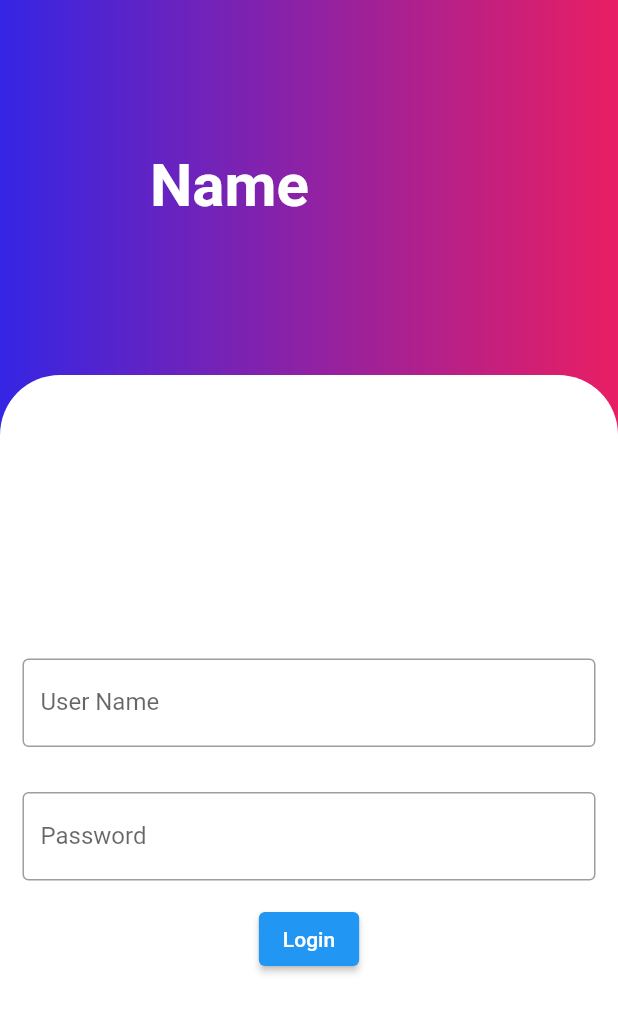
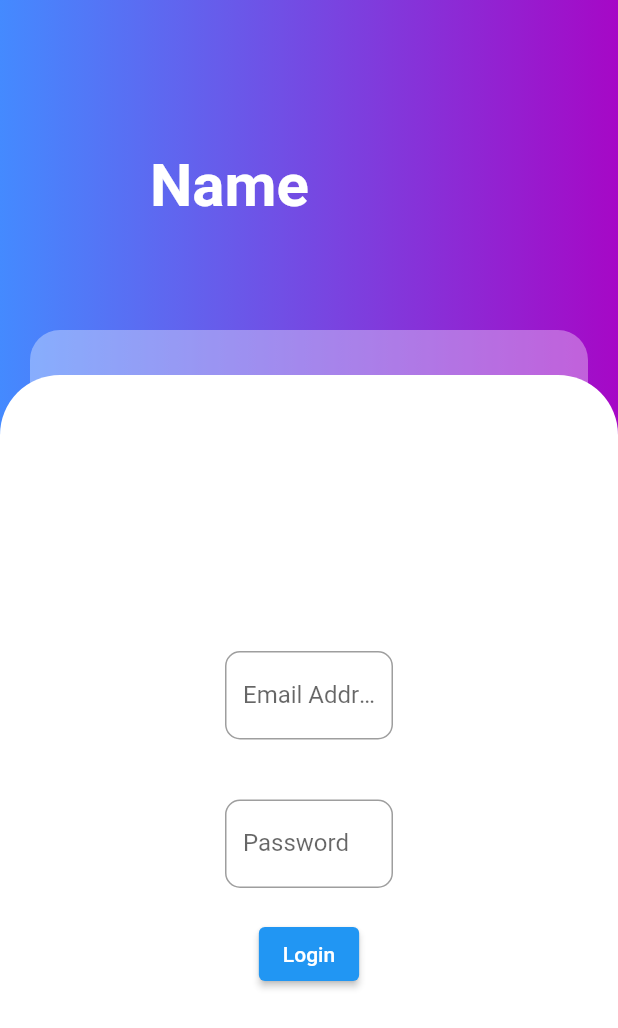
Before and after one commit to Practical02/exam-duty, a Flutter app: the screen it shows after launch, on a phone screen of 412 x 824 dp. Shown: the top 1028 px of the screen. Run offline on Flutter 3.47's test engine with Material 2 defaults, Android fonts, the light colour scheme and no system bars.

Commit message:
added transparent padding,username and email

```diff
--- a/lib/screens/login_page.dart
+++ b/lib/screens/login_page.dart
@@ -13,8 +13,8 @@ class LoginPage extends StatelessWidget {
         decoration: const BoxDecoration(
          gradient: LinearGradient(
           colors:[
-            Color.fromARGB(255, 53, 37, 228),
-            Colors.pink,
+             Colors.blueAccent,
+             Color.fromARGB(255, 166, 8, 198),
             ]),
         ),
       child: const Padding(
@@ -26,6 +26,19 @@ class LoginPage extends StatelessWidget {
           ),),
       ),
           ),
+          Padding(
+            padding: const EdgeInsets.only(left:20.0,top:220.0,right: 20.0),
+            child: Container(
+              decoration: const BoxDecoration(
+                borderRadius: BorderRadius.only(
+                  topLeft: Radius.circular(20),
+                  topRight: Radius.circular(20),
+                ),
+                color:Color.fromARGB(87, 255, 255, 255),
+              ),
+            ),
+          ),
+
           Padding(
             padding: const EdgeInsets.only(top:250.0),
             child: Container(
@@ -41,24 +54,30 @@ class LoginPage extends StatelessWidget {
               child: Column(
                 mainAxisAlignment:MainAxisAlignment.center ,
                 children:[
-                  const Padding(
-                  padding: EdgeInsets.all(15),
+                  Padding(
+                  padding: const EdgeInsets.fromLTRB(150,20,150,20),
                   child: TextField(
                     decoration: InputDecoration(
-                      border: OutlineInputBorder(),
-                      labelText: 'User Name',
-                      hintText: 'Enter Your Name',
+                      border: OutlineInputBorder(
+                        borderSide: const BorderSide(color: Color.fromARGB(155, 233, 227, 227)),
+                        borderRadius: BorderRadius.circular(10.0)
+                      ),
+                      labelText: 'Email Address',
+                      hintText: 'Enter your email',
                     ),
                   ),
                 ),
-                const Padding(
-                  padding: EdgeInsets.all(15),
+                 Padding(
+                  padding: EdgeInsets.fromLTRB(150,20,150,20),
                   child: TextField(
                     obscureText: true,
                     decoration: InputDecoration(
-                      border: OutlineInputBorder(),
+                      border: OutlineInputBorder(
+                        borderSide: const BorderSide(color: Color.fromARGB(155, 233, 227, 227)),
+                        borderRadius: BorderRadius.circular(10.0),
+                      ),
                       labelText: 'Password',
-                      hintText: 'Enter Password',
+                      hintText: 'Enter your password',
                     ),
                   ),
                 ),
@@ -69,9 +88,9 @@ ElevatedButton(
                   // For this example, we'll just navigate to the user dashboard.
                   Navigator.pushReplacementNamed(context, '/user');
                 },
+
                 child: const Text('Login'),
-              ),
-
+                )
                 ]),
                ),
                ),
```
